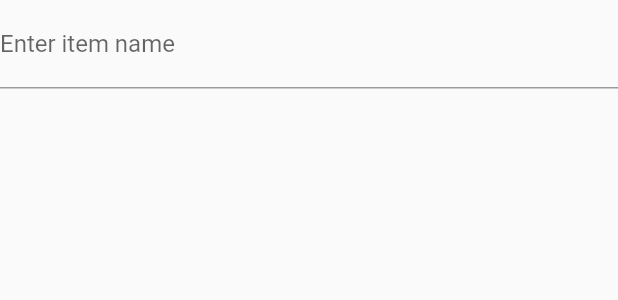
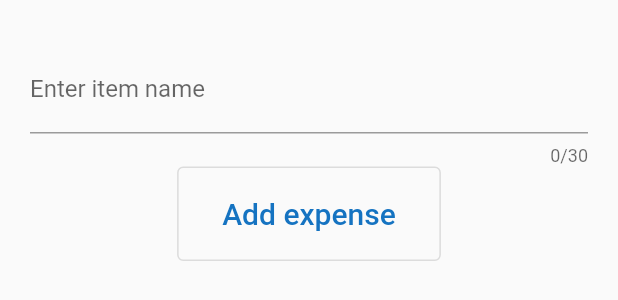
Before and after one commit to ntwari-egide/spend-less-app-flutter, a Flutter app: the NewExpenseWiget widget shown alone on an empty page, opened directly, on a phone screen of 412 x 824 dp. Shown: the top 300 px of the screen. Run offline on Flutter 3.47's test engine with Material 2 defaults, Android fonts, the phone set to English and light mode, and no system bars.

Commit message:
feat: implement handling user inputs

```diff
--- a/lib/widget/expenses/new_expense.dart
+++ b/lib/widget/expenses/new_expense.dart
@@ -4,7 +4,6 @@ import 'package:flutter/material.dart';
 import 'package:flutter/services.dart';
 
 class NewExpenseWiget extends StatefulWidget {
-
   const NewExpenseWiget({super.key});
 
   @override
@@ -14,17 +13,56 @@ class NewExpenseWiget extends StatefulWidget {
 }
 
 class _NewExpensesWidgetState extends State<NewExpenseWiget> {
+  // getting users input
+  // String expenseTitle = '';
+
+  // void _saveTitle(String newTitle) {
+  //   expenseTitle = newTitle;
+  // }
+
+  /**
+   * You can easily use controller to handle user inputs
+   */
+  final _titleController = TextEditingController();
+
+  // we need to close the tileController after usage
+  @override
+  void dispose() {
+    _titleController.dispose();
+    super.dispose();
+  }
+
   @override
   Widget build(BuildContext context) {
-    return Column(
-      children: [
-        TextFormField(
-          decoration: const InputDecoration(
-            labelText: "Enter item name",
+    return Padding(
+      padding: const EdgeInsets.symmetric(horizontal: 20, vertical: 30),
+      child: Column(
+        children: [
+          TextField(
+            maxLength: 30,
+            // onChanged: _saveTitle,
+            controller: _titleController,
+            decoration: const InputDecoration(
+              labelText: "Enter item name",
+            ),
+            keyboardType: TextInputType.number,
           ),
-          keyboardType: TextInputType.number,
-        )
-      ],
+          OutlinedButton(
+            onPressed: () {
+              // print("Content: $expenseTitle");
+              print("Content: ${_titleController.text.toLowerCase()}");
+            },
+            style: OutlinedButton.styleFrom(
+              foregroundColor: const Color.fromARGB(255, 21, 115, 193),
+              padding: const EdgeInsets.symmetric(horizontal: 30, vertical: 20)
+            ),
+            child: const Text(
+              "Add expense",
+              style: TextStyle(fontSize: 20),
+            ),
+          ),
+        ],
+      ),
     );
   }
 }
```
